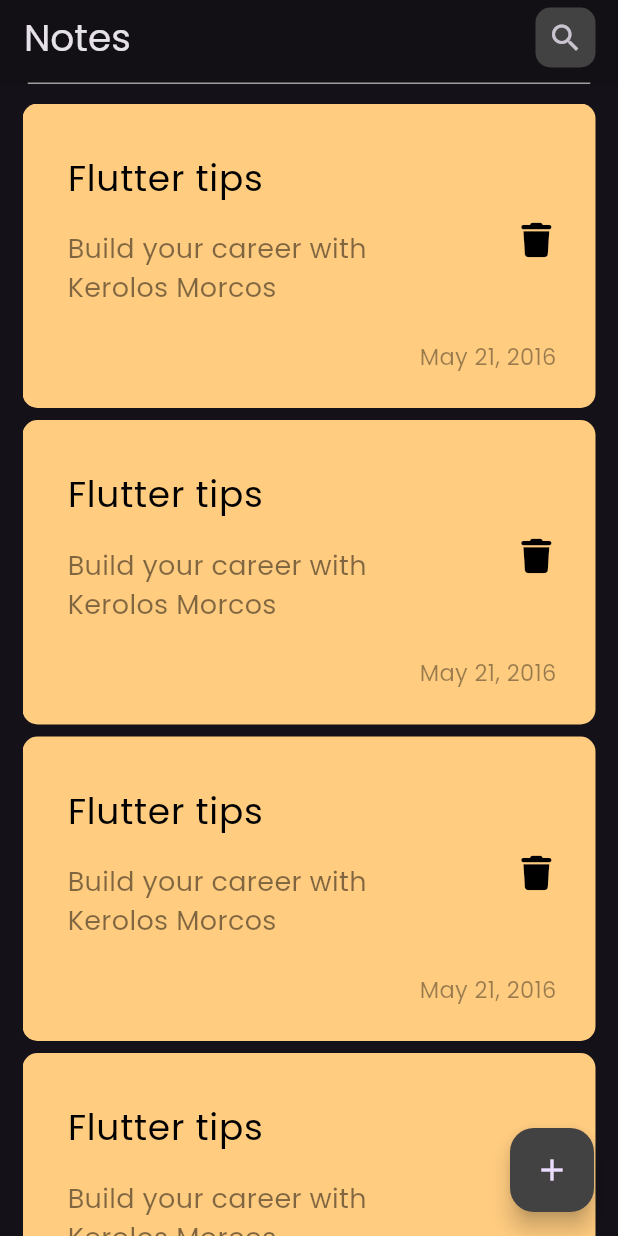
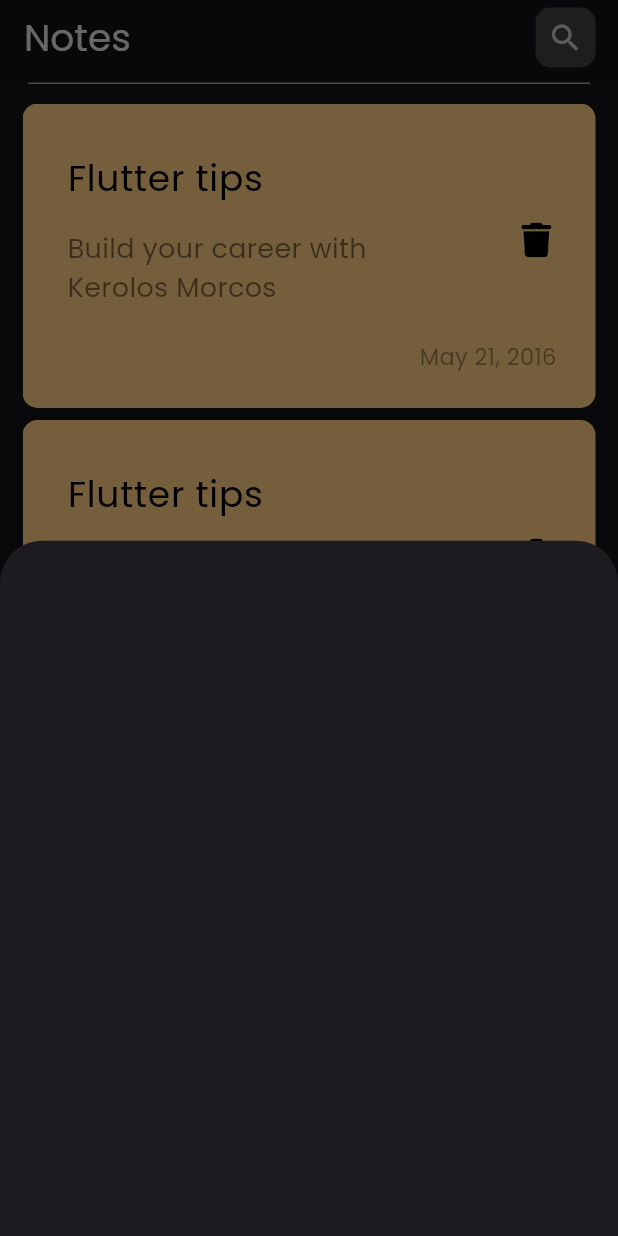
Before and after one commit to Kerolos-Morcos/Notes-App, a Flutter app: the screen it shows after launch, after a tap on the "add" icon, on a phone screen of 412 x 824 dp. Run offline on Flutter 3.47's test engine with Material 3 defaults, Android fonts, the phone set to English and light mode, and no system bars; our stand-ins replace font_awesome_flutter.

Commit message:
Add Modal Bottom Sheet

```diff
--- a/lib/helper/floating_action_button_helper.dart
+++ b/lib/helper/floating_action_button_helper.dart
@@ -1,12 +1,18 @@
 import 'package:flutter/material.dart';
+import 'package:notes_app/widgets/add_note_buttom_sheet.dart';
 
-FloatingActionButton floatingActionButton() {
+FloatingActionButton floatingActionButton(BuildContext context) {
     return FloatingActionButton(
-      onPressed: () {},
+      onPressed: (){
+        showModalBottomSheet(context: context, builder: (context){
+          return const AddNoteBottomSheet();
+        });
+      },
       tooltip: 'Add A Note',
       backgroundColor: Colors.grey.shade800,
       child: const Icon(
         Icons.add,
       ),
     );
+
   }
--- a/lib/views/notes_view.dart
+++ b/lib/views/notes_view.dart
@@ -18,7 +18,7 @@ class _NotesViewState extends State<NotesView> {
     return Scaffold(
       appBar: customAppBar(),
       body: notesListView(),
-      floatingActionButton: floatingActionButton(),
+      floatingActionButton: floatingActionButton(context),
     );
   }
 }
--- /dev/null
+++ b/lib/widgets/add_note_buttom_sheet.dart
@@ -0,0 +1,10 @@
+import 'package:flutter/material.dart';
+
+class AddNoteBottomSheet extends StatelessWidget {
+  const AddNoteBottomSheet({super.key});
+
+  @override
+  Widget build(BuildContext context) {
+    return Container();
+  }
+}
```
